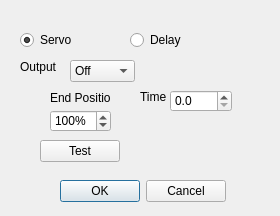
Above: Software/SBusDecoderClient/stepdialog.ui from bemcgarvey/SBus-Decoder before the change. Below: the same form after it.
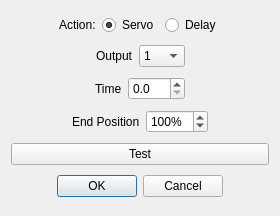
That is the form after the change.

The edit to the form file:
```diff
--- a/Software/SBusDecoderClient/stepdialog.ui
+++ b/Software/SBusDecoderClient/stepdialog.ui
@@ -13,15 +13,31 @@
   <property name="windowTitle">
    <string>Dialog</string>
   </property>
+  <layout class="QVBoxLayout" name="verticalLayout">
+   <item>
+    <layout class="QHBoxLayout" name="horizontalLayout">
+     <item>
+      <spacer name="horizontalSpacer_7">
+       <property name="orientation">
+        <enum>Qt::Horizontal</enum>
+       </property>
+       <property name="sizeHint" stdset="0">
+        <size>
+         <width>40</width>
+         <height>20</height>
+        </size>
+       </property>
+      </spacer>
+     </item>
+     <item>
+      <widget class="QLabel" name="label_4">
+       <property name="text">
+        <string>Action:</string>
+       </property>
+      </widget>
+     </item>
+     <item>
   <widget class="QRadioButton" name="servoStep">
-   <property name="geometry">
-    <rect>
-     <x>20</x>
-     <y>30</y>
-     <width>85</width>
-     <height>20</height>
-    </rect>
-   </property>
    <property name="text">
     <string>Servo</string>
    </property>
@@ -29,27 +45,55 @@
     <bool>true</bool>
    </property>
   </widget>
+     </item>
+     <item>
   <widget class="QRadioButton" name="delayStep">
-   <property name="geometry">
-    <rect>
-     <x>130</x>
-     <y>30</y>
-     <width>85</width>
-     <height>20</height>
-    </rect>
-   </property>
    <property name="text">
     <string>Delay</string>
    </property>
   </widget>
+     </item>
+     <item>
+      <spacer name="horizontalSpacer_8">
+       <property name="orientation">
+        <enum>Qt::Horizontal</enum>
+       </property>
+       <property name="sizeHint" stdset="0">
+        <size>
+         <width>40</width>
+         <height>20</height>
+        </size>
+       </property>
+      </spacer>
+     </item>
+    </layout>
+   </item>
+   <item>
+    <layout class="QHBoxLayout" name="horizontalLayout_2">
+     <item>
+      <spacer name="horizontalSpacer_2">
+       <property name="orientation">
+        <enum>Qt::Horizontal</enum>
+       </property>
+       <property name="sizeHint" stdset="0">
+        <size>
+         <width>40</width>
+         <height>20</height>
+        </size>
+       </property>
+      </spacer>
+     </item>
+     <item alignment="Qt::AlignRight">
+      <widget class="QLabel" name="label">
+       <property name="text">
+        <string>Output</string>
+       </property>
+      </widget>
+     </item>
+     <item>
   <widget class="QComboBox" name="output">
-   <property name="geometry">
-    <rect>
-     <x>70</x>
-     <y>60</y>
-     <width>65</width>
-     <height>22</height>
-    </rect>
+       <property name="currentIndex">
+        <number>1</number>
    </property>
    <item>
     <property name="text">
@@ -77,28 +121,96 @@
     </property>
    </item>
   </widget>
-  <widget class="QLabel" name="label">
-   <property name="geometry">
-    <rect>
-     <x>20</x>
-     <y>60</y>
-     <width>47</width>
-     <height>14</height>
-    </rect>
-   </property>
+     </item>
+     <item>
+      <spacer name="horizontalSpacer">
+       <property name="orientation">
+        <enum>Qt::Horizontal</enum>
+       </property>
+       <property name="sizeHint" stdset="0">
+        <size>
+         <width>40</width>
+         <height>20</height>
+        </size>
+       </property>
+      </spacer>
+     </item>
+    </layout>
+   </item>
+   <item>
+    <layout class="QHBoxLayout" name="horizontalLayout_4">
+     <item>
+      <spacer name="horizontalSpacer_3">
+       <property name="orientation">
+        <enum>Qt::Horizontal</enum>
+       </property>
+       <property name="sizeHint" stdset="0">
+        <size>
+         <width>40</width>
+         <height>20</height>
+        </size>
+       </property>
+      </spacer>
+     </item>
+     <item alignment="Qt::AlignRight">
+      <widget class="QLabel" name="label_3">
    <property name="text">
-    <string>Output</string>
-   </property>
-  </widget>
+        <string>Time</string>
+       </property>
+      </widget>
+     </item>
+     <item>
+      <widget class="QDoubleSpinBox" name="time">
+       <property name="decimals">
+        <number>1</number>
+       </property>
+       <property name="singleStep">
+        <double>0.500000000000000</double>
+       </property>
+       <property name="stepType">
+        <enum>QAbstractSpinBox::AdaptiveDecimalStepType</enum>
+       </property>
+      </widget>
+     </item>
+     <item>
+      <spacer name="horizontalSpacer_4">
+       <property name="orientation">
+        <enum>Qt::Horizontal</enum>
+       </property>
+       <property name="sizeHint" stdset="0">
+        <size>
+         <width>40</width>
+         <height>20</height>
+        </size>
+       </property>
+      </spacer>
+     </item>
+    </layout>
+   </item>
+   <item>
+    <layout class="QHBoxLayout" name="horizontalLayout_3">
+     <item>
+      <spacer name="horizontalSpacer_5">
+       <property name="orientation">
+        <enum>Qt::Horizontal</enum>
+       </property>
+       <property name="sizeHint" stdset="0">
+        <size>
+         <width>40</width>
+         <height>20</height>
+        </size>
+       </property>
+      </spacer>
+     </item>
+     <item alignment="Qt::AlignRight">
+      <widget class="QLabel" name="label_2">
+       <property name="text">
+        <string>End Position</string>
+       </property>
+      </widget>
+     </item>
+     <item>
   <widget class="QSpinBox" name="endPosition">
-   <property name="geometry">
-    <rect>
-     <x>50</x>
-     <y>110</y>
-     <width>61</width>
-     <height>22</height>
-    </rect>
-   </property>
    <property name="suffix">
     <string>%</string>
    </property>
@@ -112,77 +224,37 @@
     <number>100</number>
    </property>
   </widget>
-  <widget class="QLabel" name="label_2">
-   <property name="geometry">
-    <rect>
-     <x>50</x>
-     <y>90</y>
-     <width>61</width>
-     <height>16</height>
-    </rect>
-   </property>
-   <property name="text">
-    <string>End Position</string>
-   </property>
-  </widget>
-  <widget class="QLabel" name="label_3">
-   <property name="geometry">
-    <rect>
-     <x>140</x>
-     <y>90</y>
-     <width>47</width>
-     <height>14</height>
-    </rect>
-   </property>
-   <property name="text">
-    <string>Time</string>
-   </property>
-  </widget>
-  <widget class="QDoubleSpinBox" name="time">
-   <property name="geometry">
-    <rect>
-     <x>170</x>
-     <y>90</y>
-     <width>62</width>
-     <height>22</height>
-    </rect>
-   </property>
-   <property name="decimals">
-    <number>1</number>
-   </property>
-   <property name="singleStep">
-    <double>0.500000000000000</double>
-   </property>
-   <property name="stepType">
-    <enum>QAbstractSpinBox::AdaptiveDecimalStepType</enum>
-   </property>
-  </widget>
+     </item>
+     <item>
+      <spacer name="horizontalSpacer_6">
+       <property name="orientation">
+        <enum>Qt::Horizontal</enum>
+       </property>
+       <property name="sizeHint" stdset="0">
+        <size>
+         <width>40</width>
+         <height>20</height>
+        </size>
+       </property>
+      </spacer>
+     </item>
+    </layout>
+   </item>
+   <item>
   <widget class="QPushButton" name="testButton">
-   <property name="geometry">
-    <rect>
-     <x>40</x>
-     <y>140</y>
-     <width>80</width>
-     <height>22</height>
-    </rect>
-   </property>
    <property name="text">
     <string>Test</string>
    </property>
   </widget>
+   </item>
+   <item alignment="Qt::AlignHCenter">
   <widget class="QDialogButtonBox" name="buttonBox">
-   <property name="geometry">
-    <rect>
-     <x>60</x>
-     <y>180</y>
-     <width>166</width>
-     <height>22</height>
-    </rect>
-   </property>
    <property name="standardButtons">
     <set>QDialogButtonBox::Cancel|QDialogButtonBox::Ok</set>
    </property>
   </widget>
+   </item>
+  </layout>
  </widget>
  <resources/>
  <connections>
```
Left out of the diff: 2 changed lines with no effect on the pictures. Lines whose indentation alone changed are shown as unchanged.
